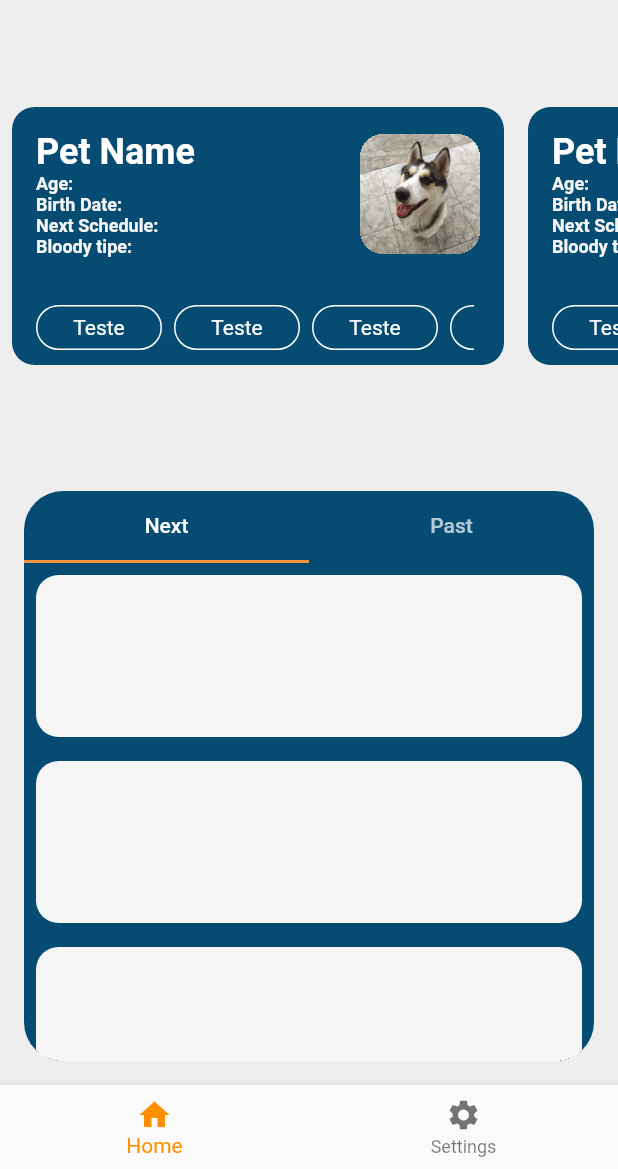
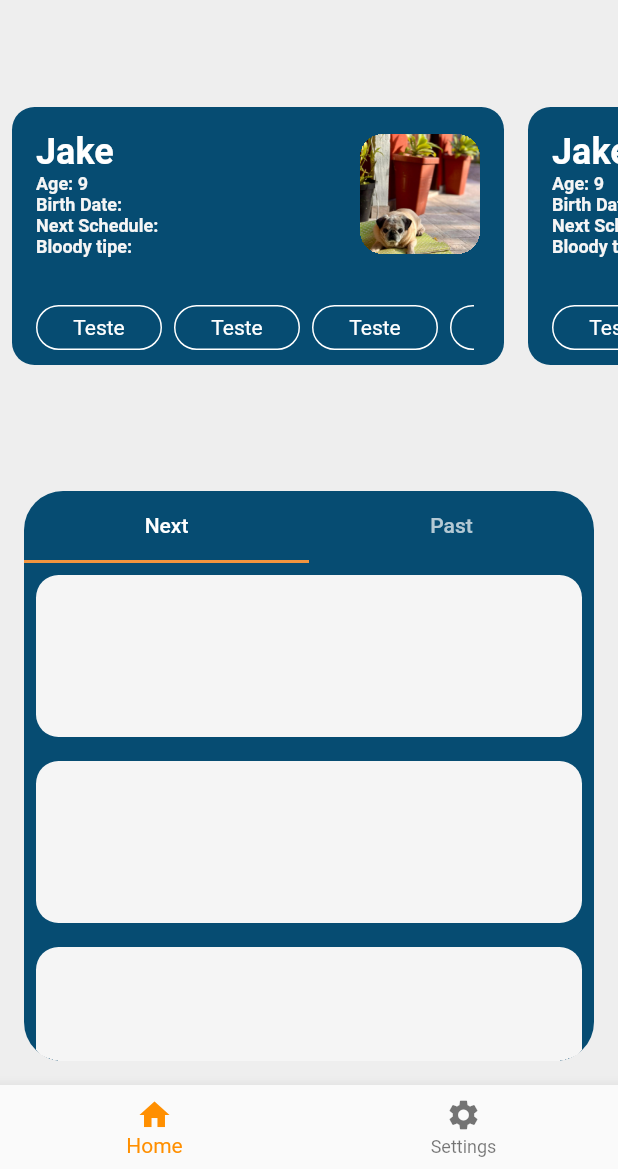
Before and after one commit to LucasGabriiel/MyPetsHybrid, a Flutter app: the screen it shows after launch, on a phone screen of 412 x 824 dp, the part 67-1236 px from its top. Run offline on Flutter 3.47's test engine with Material 2 defaults, Android fonts, the light colour scheme and no system bars; statements that could not run were skipped.

Commit message:
Added fake database and populated card with model data

```diff
--- a/lib/components/container_pet_card.dart
+++ b/lib/components/container_pet_card.dart
@@ -1,13 +1,15 @@
 import 'package:flutter/material.dart';
 import 'package:my_pets/my_pets_app.dart';
 
+import '../model/Pet.dart';
+
 class ContainerPetDescription extends StatelessWidget {
-  const ContainerPetDescription({Key? key}) : super(key: key);
+  const ContainerPetDescription(this.pet, {super.key});
+  final Pet pet;
 
   @override
   Widget build(BuildContext context) {
     final currentTheme = Theme.of(context).colorScheme;
-
 
     return  Padding(
       padding: const EdgeInsets.only(top: 12),
@@ -30,29 +32,29 @@ class ContainerPetDescription extends StatelessWidget {
                       Column(
                         crossAxisAlignment: CrossAxisAlignment.start,
                         children: [
-                          Text("Pet Name",
+                          Text(pet.name,
                               style: TextStyle(
                                 color: currentTheme.primary,
                                 fontSize: 24,
                                 fontWeight: FontWeight.bold,)
                           ),
-                          const Text ("Age:",
-                              style: TextStyle(
+                          Text ("Age: ${pet.age}",
+                              style: const TextStyle(
                                 fontSize: 12,
                                 fontWeight: FontWeight.bold,)
                           ),
-                          const Text ("Birth Date:",
-                              style: TextStyle(
+                          Text ("Birth Date:",
+                              style: const TextStyle(
                                 fontSize: 12,
                                 fontWeight: FontWeight.bold,)
                           ),
-                          const Text ("Next Schedule:",
-                              style: TextStyle(
+                          Text ("Next Schedule:",
+                              style: const TextStyle(
                                 fontSize: 12,
                                 fontWeight: FontWeight.bold,)
                           ),
-                          const Text ("Bloody tipe:",
-                              style: TextStyle(
+                          Text ("Bloody tipe:",
+                              style: const TextStyle(
                                 fontSize: 12,
                                 fontWeight: FontWeight.bold,)
                           ),
@@ -65,7 +67,7 @@ class ContainerPetDescription extends StatelessWidget {
                         decoration: BoxDecoration(
                           borderRadius: BorderRadius.circular(15)
                         ),
-                        child: Image.asset("images/Diana.jpeg",
+                        child: Image.asset("images/${pet.imageName}",
                         height: 80,
                         width: 80,
                         fit: BoxFit.cover,),
--- /dev/null
+++ b/lib/database/mock_data_base.dart
@@ -0,0 +1,9 @@
+
+import '../model/Pet.dart';
+
+abstract class MockDataBase {
+  static List<Pet> pets = [
+    Pet("Jake", "9", "03/10/2014", "O-", "Jake.jpeg"),
+    Pet("Jake", "9", "03/10/2014", "O-", "Jubileu.jpeg"),
+  ];
+}
--- /dev/null
+++ b/lib/model/Pet.dart
@@ -0,0 +1,10 @@
+
+class Pet {
+  final String name;
+  final String age;
+  final String birthDate;
+  final String bloodType;
+  final String imageName;
+
+  Pet(this.name, this.age, this.birthDate, this.bloodType, this.imageName);
+}
--- a/lib/scenes/home.dart
+++ b/lib/scenes/home.dart
@@ -1,9 +1,13 @@
 import 'package:flutter/material.dart';
+import 'package:my_pets/database/mock_data_base.dart';
 
 import '../components/container_pet_card.dart';
 import '../components/container_schedule_item.dart';
+import '../model/Pet.dart';
 
 class HomePage extends StatelessWidget {
+  List<Pet> petsList = MockDataBase.pets;
+
   @override
   Widget build(BuildContext context) {
     final currentTheme = Theme.of(context).colorScheme;
@@ -20,11 +24,11 @@ class HomePage extends StatelessWidget {
             height: 200,
             child: ListView.builder(
               scrollDirection: Axis.horizontal,
-              itemCount: 10,
+              itemCount: petsList.length,
               itemBuilder: (context, index) {
                return Padding(
                  padding: const EdgeInsets.all(8.0),
-                 child: ContainerPetDescription(),
+                 child: ContainerPetDescription(petsList[index]),
                );
               },
             ),
```
